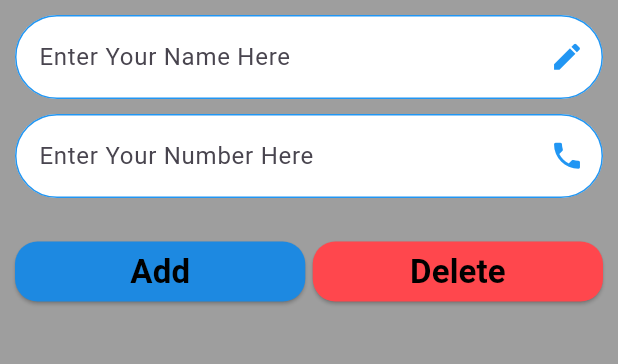
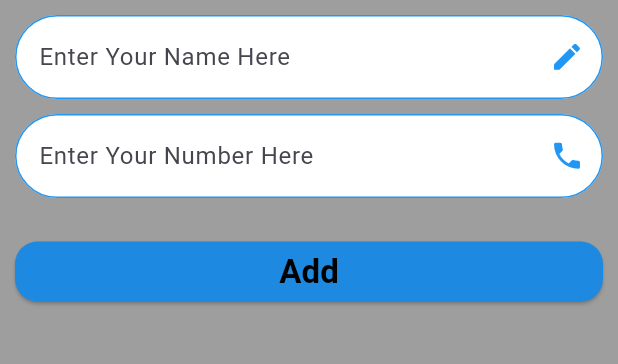
Before and after one commit to KhaledAhmed31/Contact-Screen, a Flutter app: the screen it shows after launch, on a phone screen of 412 x 824 dp, the part 84-448 px from its top. Run offline on Flutter 3.47's test engine with Material 3 defaults, Android fonts, the light colour scheme and no system bars.

Commit message:
delete botton

```diff
--- a/lib/home.dart
+++ b/lib/home.dart
@@ -125,29 +125,6 @@ class _HomeState extends State<Home> {
                               fontWeight: FontWeight.w600),
                         )),
                   ),
-                  const SizedBox(width: 5),
-                  Expanded(
-                    child: ElevatedButton(
-                        style: ElevatedButton.styleFrom(
-                            shape: RoundedRectangleBorder(
-                                borderRadius: BorderRadius.circular(15)),
-                            backgroundColor:
-                                const Color.fromARGB(255, 255, 71, 77)),
-                        onPressed: () {
-                          setState(() {
-                            if (count > 0) {
-                              cards[count - 1] =
-                                  const ContactCard(name: '', phone: 0);
-                              --count;
-                            }
-                          });
-                        },
-                        child: const Text('Delete',
-                            style: TextStyle(
-                                fontSize: 22,
-                                color: Colors.black,
-                                fontWeight: FontWeight.w600))),
-                  ),
                 ],
               ),
             ),
@@ -167,4 +144,13 @@ class _HomeState extends State<Home> {
       ),
     );
   }
+
+  void deleteContact() {
+    setState(() {
+      if (count > 0) {
+        cards[count - 1] = const ContactCard(name: '', phone: 0);
+        --count;
+      }
+    });
+  }
 }
```
